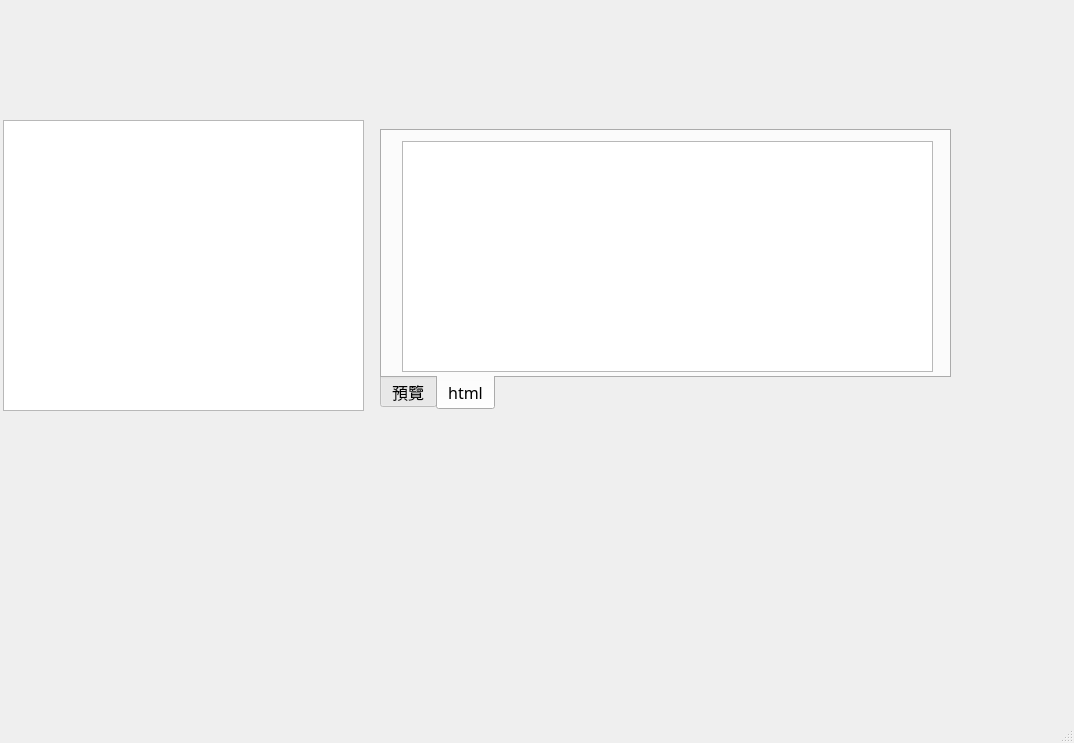
Old version of the form gui/us23/form_us23.ui in the repository rogers228/ispc_maintain.
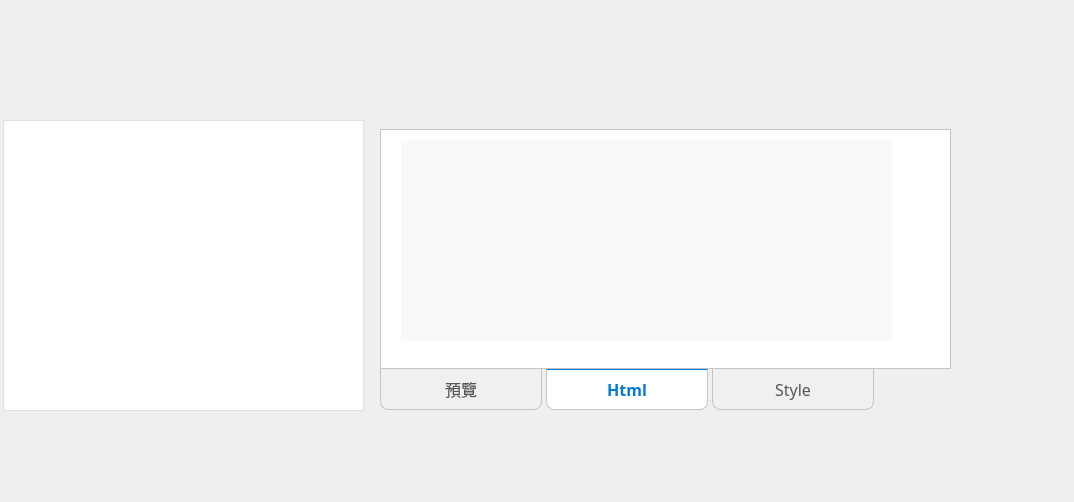
New version of the form. The open tabs and pages were chosen to show the change.

The edit to the form file:
```diff
--- a/gui/us23/form_us23.ui
+++ b/gui/us23/form_us23.ui
@@ -7,7 +7,7 @@
     <x>0</x>
     <y>0</y>
     <width>1074</width>
-    <height>743</height>
+    <height>502</height>
    </rect>
   </property>
   <property name="windowTitle">
@@ -25,10 +25,40 @@
     </property>
     <property name="font">
      <font>
-      <family>新細明體</family>
+      <family>Consolas,Monaco,Courier New,monospace</family>
       <pointsize>12</pointsize>
      </font>
     </property>
+    <property name="styleSheet">
+     <string notr="true">QPlainTextEdit {
+    /* 強制白色背景 */
+    background-color: #ffffff;
+    
+    /* 加上明確的邊框，或是 border: none，這會打破系統原生樣式 */
+    border: 1px solid #e1e1e1; 
+    
+    color: #000000;
+    padding: 8px;
+    font-family: &quot;Consolas&quot;, &quot;Monaco&quot;, &quot;Courier New&quot;, monospace;
+    font-size: 12pt;
+}
+
+/* 確保在一般、聚焦、甚至停用狀態下的顏色都受控 */
+QPlainTextEdit:enabled {
+    background-color: #ffffff;
+}
+
+QPlainTextEdit:focus {
+    background-color: #ffffff; /* 如果你不想要灰灰的，這裡也要改回白色 */
+    border: 1px solid #0078D7; /* 聚焦時藍色邊框，這很有專業感 */
+}</string>
+    </property>
+    <property name="frameShape">
+     <enum>QFrame::StyledPanel</enum>
+    </property>
+    <property name="frameShadow">
+     <enum>QFrame::Sunken</enum>
+    </property>
    </widget>
    <widget class="QTabWidget" name="tab_widget">
     <property name="geometry">
@@ -45,6 +75,46 @@
       <pointsize>12</pointsize>
      </font>
     </property>
+    <property name="styleSheet">
+     <string notr="true">/* 1. 設定分頁主體面板 (與下方 Tab 接合處) */
+QTabWidget::pane {
+    border: 1px solid #C4C4C3;
+    background-color: white;
+    /* 這裡如果是 Tab 在下方，面板的底邊框可以保留或微調 */
+}
+
+/* 2. 設定標籤列基礎樣式 */
+QTabBar::tab {
+    background: #f0f0f0;
+    border: 1px solid #C4C4C3;
+    border-top: none;             /* 關鍵：移除上邊框，讓它與上方內容接合 */
+    
+    /* 圓角設定在下方 */
+    border-bottom-left-radius: 8px;
+    border-bottom-right-radius: 8px;
+    
+    /* 寬度控制 */
+    min-width: 120px;            /* 設定最小寬度，不會縮成一團 */
+    padding: 8px 20px;           /* 左右內距讓標籤隨文字自動撐開 */
+    
+    margin-right: 4px;
+    color: #555;
+}
+
+/* 3. 當 Tab 被選中時 (Active) */
+QTabBar::tab:selected {
+    background: white;
+    color: #0078D7;              /* 選中時的文字顏色 */
+    font-weight: bold;
+    border-top: 2px solid #0078D7; /* 在接合處增加一條線，增加設計感 */
+    margin-top: -1px;            /* 往上移動 1px 覆蓋面板邊框 */
+}
+
+/* 4. 滑鼠懸停樣式 */
+QTabBar::tab:hover:!selected {
+    background: #e5e5e5;
+}</string>
+    </property>
     <property name="tabPosition">
      <enum>QTabWidget::South</enum>
     </property>
@@ -68,32 +138,114 @@
     </widget>
     <widget class="QWidget" name="tab_2">
      <attribute name="title">
-      <string>html</string>
+      <string>Html</string>
      </attribute>
      <widget class="QPlainTextEdit" name="html_code_view">
       <property name="geometry">
        <rect>
         <x>20</x>
         <y>10</y>
-        <width>531</width>
-        <height>231</height>
+        <width>491</width>
+        <height>201</height>
        </rect>
+      </property>
+      <property name="font">
+       <font>
+        <family>Consolas,Monaco,Courier New,monospace</family>
+        <pointsize>12</pointsize>
+       </font>
+      </property>
+      <property name="styleSheet">
+       <string notr="true">QPlainTextEdit {
+    /* 背景顏色：深灰色或淺灰色，這裡選用輕量感的淺灰 */
+    background-color: #f8f9fa;
+    
+    /* 文字顏色 */
+    color: #24292e;
+    
+    /* 邊距：讓程式碼不要貼邊 (上 右 下 左) */
+    padding: 15px;
+    
+    /* 移除邊框（因為 tab_widget 已經有框了） */
+    border: none;
+    
+    /* 寫程式專用字體：優先順序為 Consolas -&gt; Monaco -&gt; 等寬字型 */
+    font-family: &quot;Consolas&quot;, &quot;Monaco&quot;, &quot;Courier New&quot;, monospace;
+    
+    /* 字體大小 12pt */
+    font-size: 12pt;
+    
+}
+
+/* 選取文字時的顏色 */
+QPlainTextEdit:focus {
+    background-color: #f0f1f2;
+}</string>
+      </property>
+      <property name="frameShape">
+       <enum>QFrame::NoFrame</enum>
+      </property>
+      <property name="frameShadow">
+       <enum>QFrame::Plain</enum>
+      </property>
+      <property name="readOnly">
+       <bool>true</bool>
+      </property>
+     </widget>
+    </widget>
+    <widget class="QWidget" name="tab_3">
+     <attribute name="title">
+      <string>Style</string>
+     </attribute>
+     <widget class="QPlainTextEdit" name="style_code_view">
+      <property name="geometry">
+       <rect>
+        <x>50</x>
+        <y>80</y>
+        <width>461</width>
+        <height>71</height>
+       </rect>
+      </property>
+      <property name="styleSheet">
+       <string notr="true">QPlainTextEdit {
+    /* 背景顏色：深灰色或淺灰色，這裡選用輕量感的淺灰 */
+    background-color: #f8f9fa;
+    
+    /* 文字顏色 */
+    color: #24292e;
+    
+    /* 邊距：讓程式碼不要貼邊 (上 右 下 左) */
+    padding: 15px;
+    
+    /* 移除邊框（因為 tab_widget 已經有框了） */
+    border: none;
+    
+    /* 寫程式專用字體：優先順序為 Consolas -&gt; Monaco -&gt; 等寬字型 */
+    font-family: &quot;Consolas&quot;, &quot;Monaco&quot;, &quot;Courier New&quot;, monospace;
+    
+    /* 字體大小 12pt */
+    font-size: 12pt;
+    
+}
+
+/* 選取文字時的顏色 */
+QPlainTextEdit:focus {
+    background-color: #f0f1f2;
+}</string>
+      </property>
+      <property name="frameShape">
+       <enum>QFrame::NoFrame</enum>
+      </property>
+      <property name="frameShadow">
+       <enum>QFrame::Plain</enum>
+      </property>
+      <property name="readOnly">
+       <bool>true</bool>
       </property>
      </widget>
     </widget>
    </widget>
   </widget>
-  <widget class="QMenuBar" name="menubar">
-   <property name="geometry">
-    <rect>
-     <x>0</x>
-     <y>0</y>
-     <width>1074</width>
-     <height>25</height>
-    </rect>
-   </property>
-  </widget>
-  <widget class="QStatusBar" name="statusbar"/>
  </widget>
  <resources/>
  <connections/>
```
Left out of the diff: 12 changed lines with no effect on the pictures.
